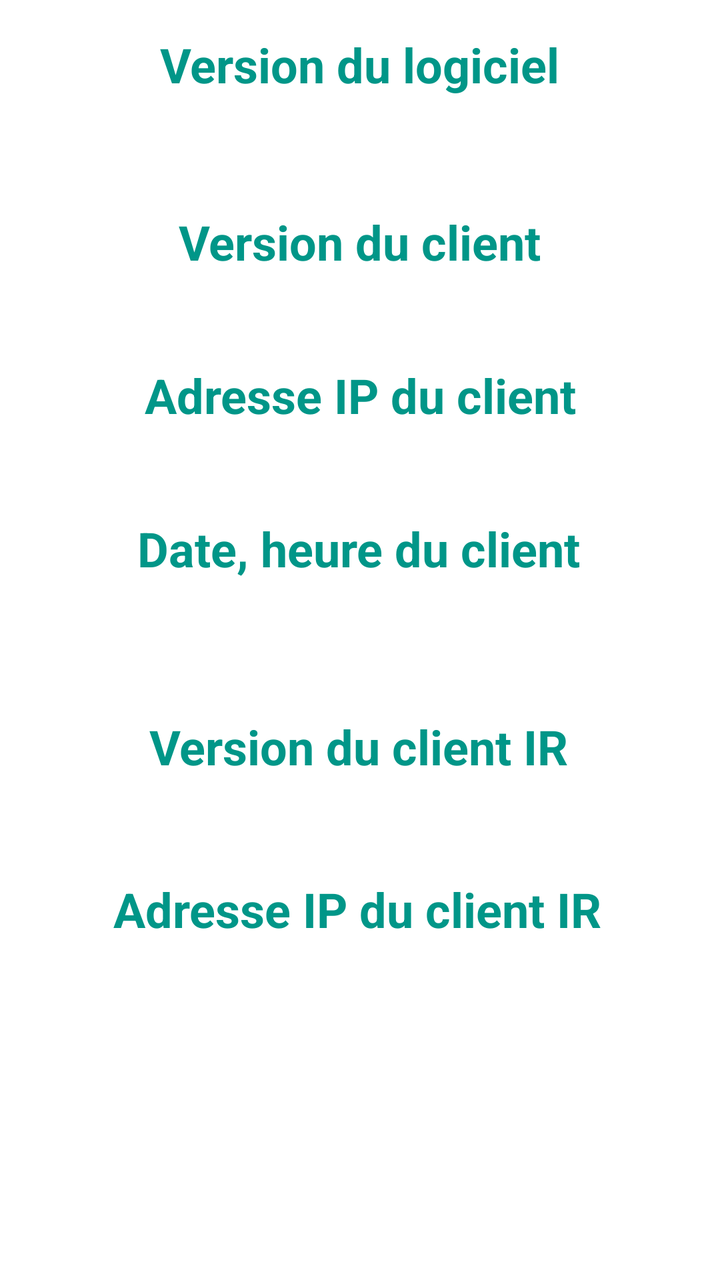
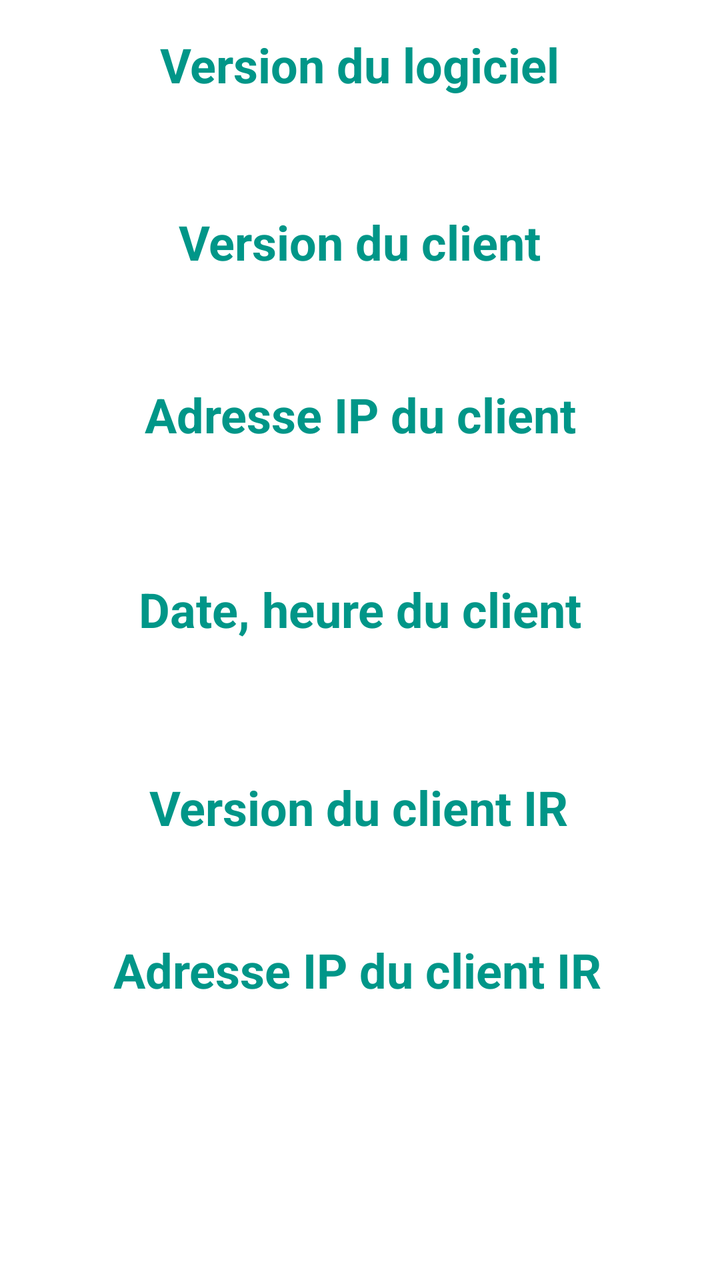

An Android layout rendered at two revisions. The XML below is the earlier revision; the diff shows what the commit changed to produce the second picture.
<!-- AndroidManifest.xml: application theme Theme.Automate -->
<!-- res/layout/activity_apropos.xml -->
<?xml version="1.0" encoding="utf-8"?>
<androidx.constraintlayout.widget.ConstraintLayout xmlns:android="http://schemas.android.com/apk/res/android"
    xmlns:app="http://schemas.android.com/apk/res-auto"
    xmlns:tools="http://schemas.android.com/tools"
    android:layout_width="match_parent"
    android:layout_height="match_parent"
    tools:context=".AProposActivity">

    <TextView
        android:id="@+id/textViewTitle"
        android:layout_width="285dp"
        android:layout_height="35dp"
        android:layout_marginStart="24dp"
        android:layout_marginTop="4dp"
        android:layout_marginEnd="24dp"
        android:text="Date, heure du client"
        android:textAlignment="center"
        android:textColor="#009688"
        android:textSize="24sp"
        android:textStyle="bold"
        app:layout_constraintEnd_toEndOf="parent"
        app:layout_constraintHorizontal_bias="0.487"
        app:layout_constraintStart_toStartOf="parent"
        app:layout_constraintTop_toBottomOf="@+id/id_IpClientLog" />

    <TextView
        android:id="@+id/id_TextDateClient"
        android:layout_width="wrap_content"
        android:layout_height="wrap_content"
        android:layout_marginStart="24dp"
        android:layout_marginTop="8dp"
        android:layout_marginEnd="24dp"
        android:textAlignment="center"
        android:textSize="24sp"
        android:textStyle="bold"
        app:layout_constraintEnd_toEndOf="parent"
        app:layout_constraintHorizontal_bias="0.498"
        app:layout_constraintStart_toStartOf="parent"
        app:layout_constraintTop_toBottomOf="@+id/textViewTitle" />

    <TextView
        android:id="@+id/textViewTitle5"
        android:layout_width="wrap_content"
        android:layout_height="wrap_content"
        android:layout_marginStart="24dp"
        android:layout_marginTop="8dp"
        android:layout_marginEnd="24dp"
        android:text="Adresse IP du client IR"
        android:textColor="#009688"
        android:textSize="24sp"
        android:textStyle="bold"
        app:layout_constraintEnd_toEndOf="parent"
        app:layout_constraintHorizontal_bias="0.482"
        app:layout_constraintStart_toStartOf="parent"
        app:layout_constraintTop_toBottomOf="@+id/id_textViewIpClientIR" />

    <TextView
        android:id="@+id/textViewTitle3"
        android:layout_width="wrap_content"
        android:layout_height="wrap_content"
        android:layout_marginStart="24dp"
        android:layout_marginTop="4dp"
        android:layout_marginEnd="24dp"
        android:text="Adresse IP du client"
        android:textColor="#009688"
        android:textSize="24sp"
        android:textStyle="bold"
        app:layout_constraintEnd_toEndOf="parent"
        app:layout_constraintHorizontal_bias="0.503"
        app:layout_constraintStart_toStartOf="parent"
        app:layout_constraintTop_toBottomOf="@+id/id_VersionServeurLog" />

    <TextView
        android:id="@+id/id_IpClientLog"
        android:layout_width="wrap_content"
        android:layout_height="wrap_content"
        android:layout_marginStart="24dp"
        android:layout_marginTop="8dp"
        android:layout_marginEnd="24dp"
        android:textSize="24sp"
        android:textStyle="bold"
        app:layout_constraintEnd_toEndOf="parent"
        app:layout_constraintHorizontal_bias="0.501"
        app:layout_constraintStart_toStartOf="parent"
        app:layout_constraintTop_toBottomOf="@+id/textViewTitle3" />

    <TextView
        android:id="@+id/textViewTitle1"
        android:layout_width="wrap_content"
        android:layout_height="wrap_content"
        android:layout_marginStart="24dp"
        android:layout_marginTop="16dp"
        android:layout_marginEnd="24dp"
        android:text="Version du logiciel"
        android:textColor="#009688"
        android:textSize="24sp"
        android:textStyle="bold"
        app:layout_constraintEnd_toEndOf="parent"
        app:layout_constraintStart_toStartOf="parent"
        app:layout_constraintTop_toTopOf="parent" />

    <TextView
        android:id="@+id/id_VersionLog"
        android:layout_width="wrap_content"
        android:layout_height="wrap_content"
        android:layout_marginStart="24dp"
        android:layout_marginTop="8dp"
        android:layout_marginEnd="24dp"
        android:textSize="24sp"
        android:textStyle="bold"
        app:layout_constraintEnd_toEndOf="parent"
        app:layout_constraintStart_toStartOf="parent"
        app:layout_constraintTop_toBottomOf="@+id/textViewTitle1" />

    <TextView
        android:id="@+id/textViewTitle2"
        android:layout_width="wrap_content"
        android:layout_height="wrap_content"
        android:layout_marginStart="24dp"
        android:layout_marginTop="16dp"
        android:layout_marginEnd="24dp"
        android:text="Version du client"
        android:textColor="#009688"
        android:textSize="24sp"
        android:textStyle="bold"
        app:layout_constraintEnd_toEndOf="parent"
        app:layout_constraintStart_toStartOf="parent"
        app:layout_constraintTop_toBottomOf="@+id/id_VersionLog" />

    <TextView
        android:id="@+id/id_VersionServeurLog"
        android:layout_width="wrap_content"
        android:layout_height="wrap_content"
        android:layout_marginStart="24dp"
        android:layout_marginTop="8dp"
        android:layout_marginEnd="24dp"
        android:textSize="24sp"
        android:textStyle="bold"
        app:layout_constraintEnd_toEndOf="parent"
        app:layout_constraintStart_toStartOf="parent"
        app:layout_constraintTop_toBottomOf="@+id/textViewTitle2" />

    <TextView
        android:id="@+id/textViewTitle4"
        android:layout_width="wrap_content"
        android:layout_height="wrap_content"
        android:layout_marginStart="16dp"
        android:layout_marginTop="64dp"
        android:layout_marginEnd="16dp"
        android:text="Version du client IR"
        android:textColor="#009688"
        android:textSize="24sp"
        android:textStyle="bold"
        app:layout_constraintEnd_toEndOf="parent"
        app:layout_constraintHorizontal_bias="0.497"
        app:layout_constraintStart_toStartOf="parent"
        app:layout_constraintTop_toBottomOf="@+id/textViewTitle" />

    <TextView
        android:id="@+id/id_textViewClientIR"
        android:layout_width="286dp"
        android:layout_height="42dp"
        android:layout_marginStart="32dp"
        android:layout_marginTop="8dp"
        android:layout_marginEnd="32dp"
        android:text=""
        android:textAlignment="center"
        android:textSize="24sp"
        android:textStyle="bold"
        app:layout_constraintEnd_toEndOf="parent"
        app:layout_constraintHorizontal_bias="0.498"
        app:layout_constraintStart_toStartOf="parent"
        app:layout_constraintTop_toBottomOf="@+id/textViewTitle5" />

    <TextView
        android:id="@+id/id_textViewIpClientIR"
        android:layout_width="202dp"
        android:layout_height="33dp"
        android:layout_marginStart="24dp"
        android:layout_marginTop="8dp"
        android:layout_marginEnd="24dp"
        android:text=""
        android:textAlignment="center"
        android:textSize="24sp"
        android:textStyle="bold"
        app:layout_constraintEnd_toEndOf="parent"
        app:layout_constraintHorizontal_bias="0.498"
        app:layout_constraintStart_toStartOf="parent"
        app:layout_constraintTop_toBottomOf="@+id/textViewTitle4" />
</androidx.constraintlayout.widget.ConstraintLayout>
<!-- resources referenced by this layout -->
<resources>
  <style name="Theme.Automate" parent="Theme.MaterialComponents.DayNight.DarkActionBar">
          
          <item name="colorPrimary">@color/purple_500</item>
          <item name="colorPrimaryVariant">@color/purple_700</item>
          <item name="colorOnPrimary">@color/white</item>
          
          <item name="colorSecondary">@color/teal_200</item>
          <item name="colorSecondaryVariant">@color/teal_700</item>
          <item name="colorOnSecondary">@color/black</item>
          
          <item name="android:statusBarColor" tools:targetApi="l">?attr/colorPrimaryVariant</item>
          
  
      </style>
  <color name="purple_500">#FF6200EE</color>
  <color name="purple_700">#FF3700B3</color>
  <color name="white">#FFFFFFFF</color>
  <color name="teal_200">#FF03DAC5</color>
  <color name="teal_700">#FF018786</color>
  <color name="black">#FF000000</color>
</resources>

<!-- the commit's change to res/layout/activity_apropos.xml (unified diff, before → after) -->
@@ -11,26 +11,25 @@
         android:layout_width="285dp"
         android:layout_height="35dp"
         android:layout_marginStart="24dp"
-        android:layout_marginTop="4dp"
+        android:layout_marginTop="12dp"
         android:layout_marginEnd="24dp"
         android:text="Date, heure du client"
         android:textAlignment="center"
         android:textColor="#009688"
         android:textSize="24sp"
         android:textStyle="bold"
+        android:visibility="visible"
         app:layout_constraintEnd_toEndOf="parent"
-        app:layout_constraintHorizontal_bias="0.487"
         app:layout_constraintStart_toStartOf="parent"
         app:layout_constraintTop_toBottomOf="@+id/id_IpClientLog" />
 
     <TextView
         android:id="@+id/id_TextDateClient"
-        android:layout_width="wrap_content"
-        android:layout_height="wrap_content"
+        android:layout_width="242dp"
+        android:layout_height="42dp"
         android:layout_marginStart="24dp"
         android:layout_marginTop="8dp"
         android:layout_marginEnd="24dp"
-        android:textAlignment="center"
         android:textSize="24sp"
         android:textStyle="bold"
         app:layout_constraintEnd_toEndOf="parent"
@@ -65,6 +64,7 @@
         android:textColor="#009688"
         android:textSize="24sp"
         android:textStyle="bold"
+        android:visibility="visible"
         app:layout_constraintEnd_toEndOf="parent"
         app:layout_constraintHorizontal_bias="0.503"
         app:layout_constraintStart_toStartOf="parent"
@@ -72,15 +72,16 @@
 
     <TextView
         android:id="@+id/id_IpClientLog"
-        android:layout_width="wrap_content"
-        android:layout_height="wrap_content"
+        android:layout_width="332dp"
+        android:layout_height="41dp"
         android:layout_marginStart="24dp"
-        android:layout_marginTop="8dp"
+        android:layout_marginTop="12dp"
         android:layout_marginEnd="24dp"
+        android:textAlignment="center"
         android:textSize="24sp"
         android:textStyle="bold"
         app:layout_constraintEnd_toEndOf="parent"
-        app:layout_constraintHorizontal_bias="0.501"
+        app:layout_constraintHorizontal_bias="0.512"
         app:layout_constraintStart_toStartOf="parent"
         app:layout_constraintTop_toBottomOf="@+id/textViewTitle3" />
 
@@ -123,17 +124,19 @@
         android:textColor="#009688"
         android:textSize="24sp"
         android:textStyle="bold"
+        android:visibility="visible"
         app:layout_constraintEnd_toEndOf="parent"
         app:layout_constraintStart_toStartOf="parent"
         app:layout_constraintTop_toBottomOf="@+id/id_VersionLog" />
 
     <TextView
         android:id="@+id/id_VersionServeurLog"
-        android:layout_width="wrap_content"
-        android:layout_height="wrap_content"
+        android:layout_width="200dp"
+        android:layout_height="42dp"
         android:layout_marginStart="24dp"
         android:layout_marginTop="8dp"
         android:layout_marginEnd="24dp"
+        android:textAlignment="center"
         android:textSize="24sp"
         android:textStyle="bold"
         app:layout_constraintEnd_toEndOf="parent"
